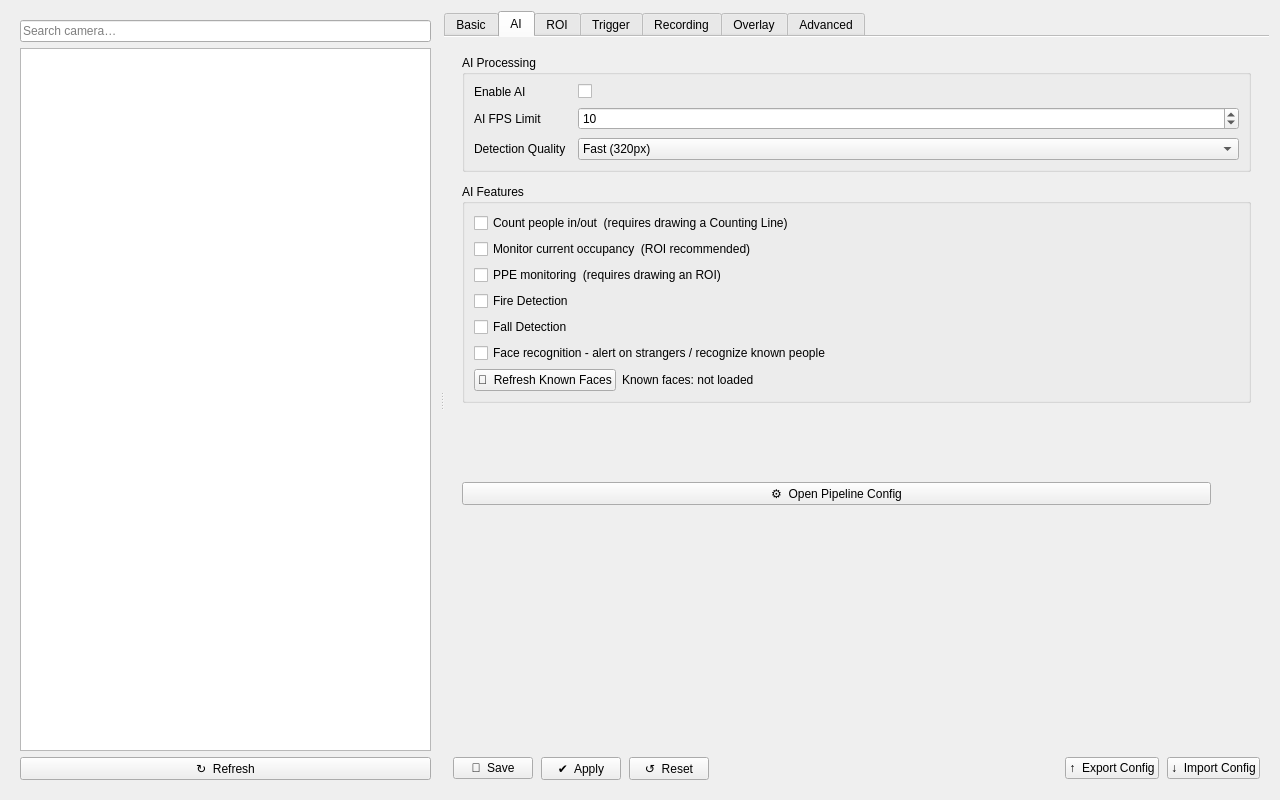
Above: ui/camera_config_page.ui from ADPL-190400/APP_CAMERA_FULL_OPTIONS before the change. Below: the same form after it.
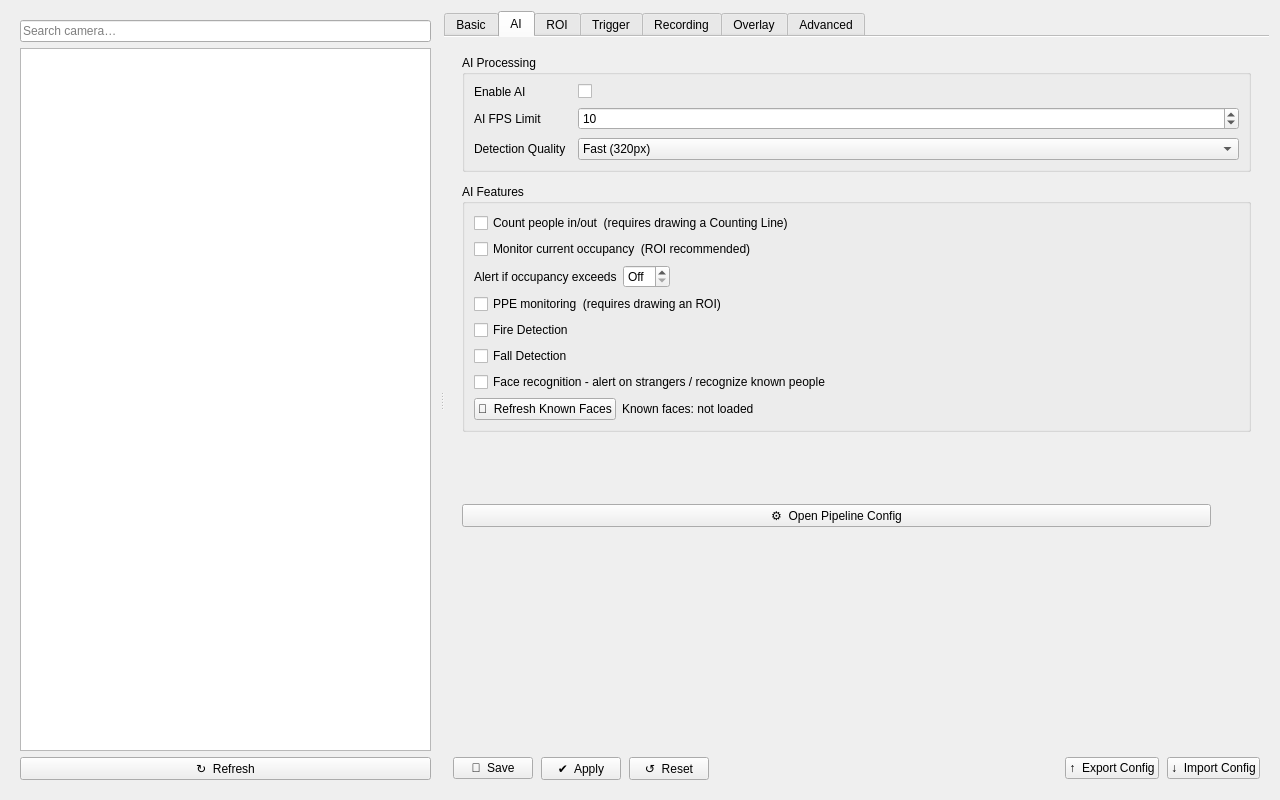
That is the form after the change. The open tabs and pages were chosen to show the change.

Commit message: add threshold conf AI models

The edit to the form file:
```diff
--- a/ui/camera_config_page.ui
+++ b/ui/camera_config_page.ui
@@ -675,6 +675,49 @@
                     </property>
                    </widget>
                   </item>
+                  <item>
+                   <layout class="QHBoxLayout" name="layout_occupancy_threshold">
+                    <item>
+                     <widget class="QLabel" name="lbl_occupancy_threshold">
+                      <property name="text">
+                       <string>Alert if occupancy exceeds</string>
+                      </property>
+                     </widget>
+                    </item>
+                    <item>
+                     <widget class="QSpinBox" name="spin_occupancy_threshold">
+                      <property name="toolTip">
+                       <string>0 = no alert (unlimited). When the number of people currently in view goes above this number, an alert is raised (SYSTEM ALARMS + Event Log) - it will not repeat while the count stays above the threshold continuously, only again after it drops back down and exceeds it again.</string>
+                      </property>
+                      <property name="specialValueText">
+                       <string>Off</string>
+                      </property>
+                      <property name="minimum">
+                       <number>0</number>
+                      </property>
+                      <property name="maximum">
+                       <number>999</number>
+                      </property>
+                      <property name="value">
+                       <number>0</number>
+                      </property>
+                     </widget>
+                    </item>
+                    <item>
+                     <spacer name="spacer_occupancy_threshold">
+                      <property name="orientation">
+                       <enum>Qt::Horizontal</enum>
+                      </property>
+                      <property name="sizeHint" stdset="0">
+                       <size>
+                        <width>40</width>
+                        <height>20</height>
+                       </size>
+                      </property>
+                     </spacer>
+                    </item>
+                   </layout>
+                  </item>
                   <item>
                    <widget class="QCheckBox" name="check_enable_ppe">
                     <property name="text">
```
The commit also changes 21 other files.
